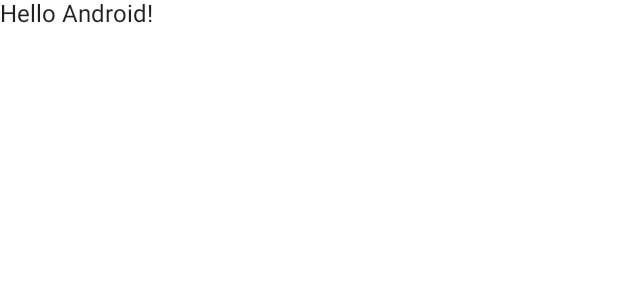
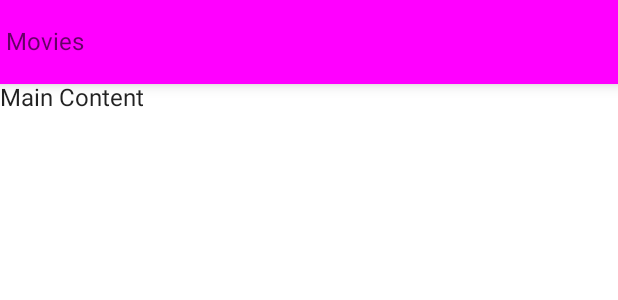
Before and after one commit to nmurphy-87/MovieApp, an Android app built with Jetpack Compose: the @Preview function DefaultPreview, on a phone screen of 412 x 824 dp. Shown: the top 300 px of the screen. Run offline under Robolectric (Android 15) with nearby library versions, the phone set to English and light mode, and no system bars.

Commit message:
Introduced scaffold to the app

```diff
--- a/app/src/main/java/com/niallmurph/movieapp/MainActivity.kt
+++ b/app/src/main/java/com/niallmurph/movieapp/MainActivity.kt
@@ -1,43 +1,64 @@
 package com.niallmurph.movieapp
 
+import android.annotation.SuppressLint
 import android.os.Bundle
 import androidx.activity.ComponentActivity
 import androidx.activity.compose.setContent
 import androidx.compose.foundation.layout.fillMaxSize
-import androidx.compose.material.MaterialTheme
-import androidx.compose.material.Surface
-import androidx.compose.material.Text
+import androidx.compose.material.*
 import androidx.compose.runtime.Composable
 import androidx.compose.ui.Modifier
+import androidx.compose.ui.graphics.Color
 import androidx.compose.ui.tooling.preview.Preview
+import androidx.compose.ui.unit.dp
 import com.niallmurph.movieapp.ui.theme.MovieAppTheme
 
 class MainActivity : ComponentActivity() {
     override fun onCreate(savedInstanceState: Bundle?) {
         super.onCreate(savedInstanceState)
         setContent {
-            MovieAppTheme {
-                // A surface container using the 'background' color from the theme
-                Surface(
-                    modifier = Modifier.fillMaxSize(),
-                    color = MaterialTheme.colors.background
-                ) {
-                    Greeting("Android")
-                }
+            MyApp {
+                MainContent()
             }
         }
     }
 }
 
+@SuppressLint("UnusedMaterialScaffoldPaddingParameter")
 @Composable
-fun Greeting(name: String) {
-    Text(text = "Hello $name!")
+fun MyApp(
+    content : @Composable () -> Unit
+){
+    MovieAppTheme {
+        Scaffold(
+            topBar = {
+                TopAppBar(
+                    backgroundColor = Color.Magenta,
+                    elevation = 6.dp
+                ) {
+                    Text("Movies")
+                }
+            }
+        ) {
+            MainContent()
+        }
+    }
+}
+
+@Composable
+fun MainContent(){
+    Surface(
+        color = MaterialTheme.colors.background
+    ){
+        Text(text = "Main Content")
+    }
+
 }
 
 @Preview(showBackground = true)
 @Composable
-fun DefaultPreview() {
-    MovieAppTheme {
-        Greeting("Android")
+fun DefaultPreview(){
+    MyApp {
+        MainContent()
     }
 }
```
